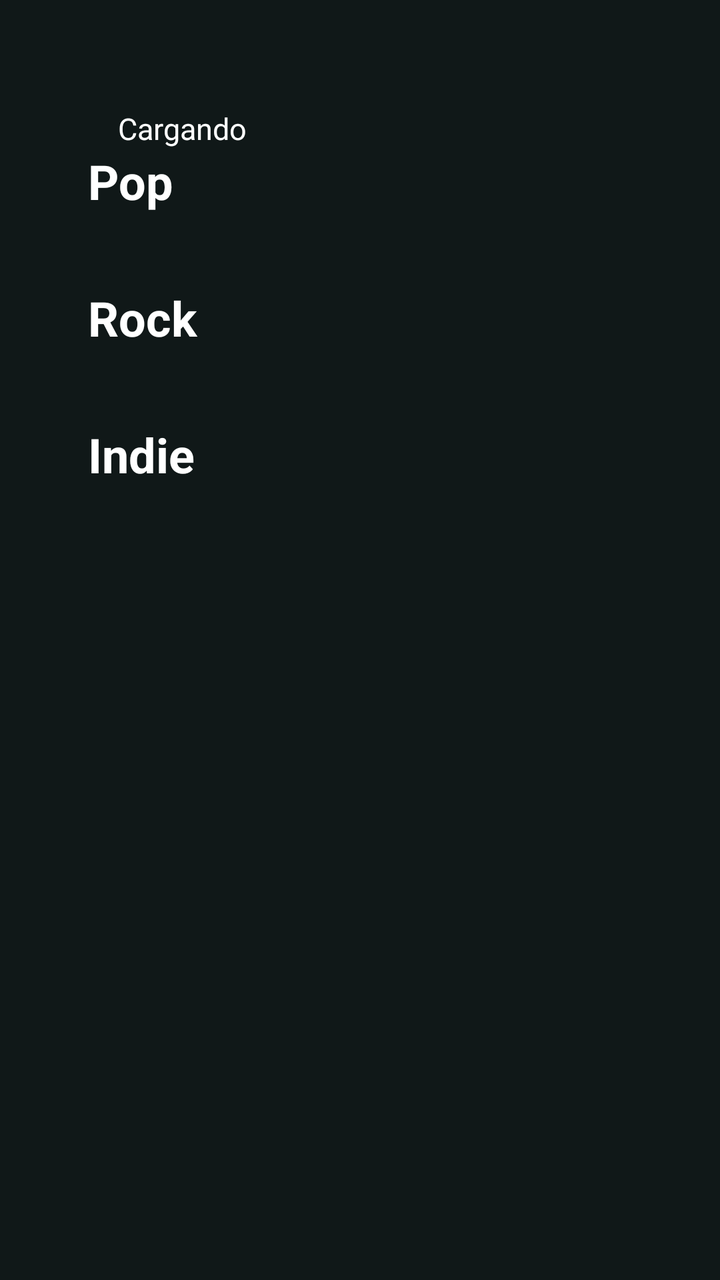
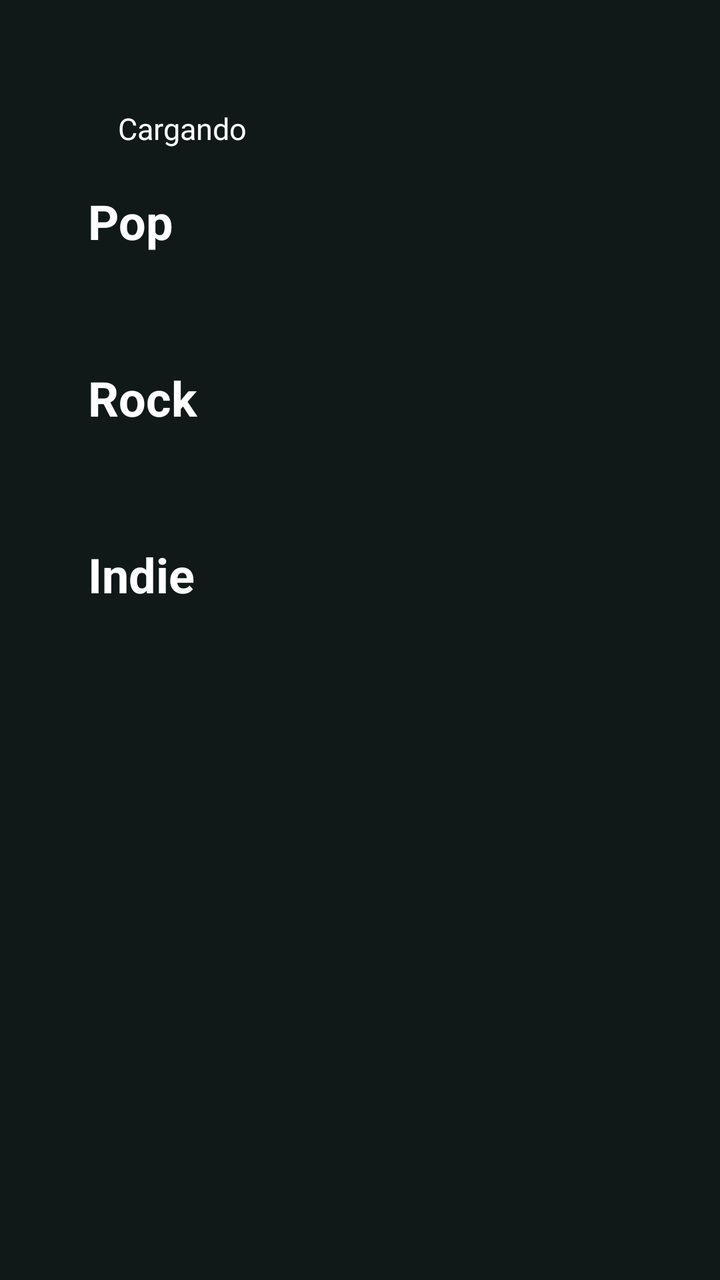

An Android layout rendered at two revisions. The XML below is the earlier revision; the diff shows what the commit changed to produce the second picture.
<!-- AndroidManifest.xml: application theme Theme.Music_app -->
<!-- res/layout/activity_home.xml -->
<?xml version="1.0" encoding="utf-8"?>
<androidx.constraintlayout.widget.ConstraintLayout xmlns:android="http://schemas.android.com/apk/res/android"
    xmlns:app="http://schemas.android.com/apk/res-auto"
    xmlns:tools="http://schemas.android.com/tools"
    android:id="@+id/main"
    android:layout_width="match_parent"
    android:layout_height="match_parent"
    android:background="#101818"
    android:padding="24dp"
    tools:context=".HomeActivity">

    <ScrollView
        android:layout_width="match_parent"
        android:layout_height="match_parent"
        android:background="#101818"
        android:padding="20dp">

        <LinearLayout
            android:layout_width="match_parent"
            android:layout_height="wrap_content"
            android:orientation="vertical">

            <TextView
                android:id="@+id/tvEstado"
                android:layout_width="wrap_content"
                android:layout_height="wrap_content"
                android:layout_marginHorizontal="15dp"
                android:layout_marginTop="10dp"
                android:text="Cargando"
                android:textColor="@color/white"
                android:textSize="15sp" />

            <TextView
                android:id="@+id/tvGeneroPop"
                android:layout_width="match_parent"
                android:layout_height="wrap_content"
                android:text="Pop"
                android:textColor="@color/white"
                android:textSize="24sp"
                android:textStyle="bold" />

            <HorizontalScrollView
                android:layout_width="match_parent"
                android:layout_height="wrap_content"
                android:layout_marginTop="12dp"
                android:layout_marginBottom="24dp"
                android:clipToPadding="false"
                android:scrollbars="none">

                <LinearLayout
                    android:id="@+id/contenedorPop"
                    android:layout_width="wrap_content"
                    android:layout_height="wrap_content"
                    android:orientation="horizontal" />
            </HorizontalScrollView>

            <TextView
                android:id="@+id/tvGeneroRock"
                android:layout_width="match_parent"
                android:layout_height="wrap_content"
                android:text="Rock"
                android:textColor="@color/white"
                android:textSize="24sp"
                android:textStyle="bold" />

            <HorizontalScrollView
                android:layout_width="match_parent"
                android:layout_height="wrap_content"
                android:layout_marginTop="12dp"
                android:layout_marginBottom="24dp"
                android:clipToPadding="false"
                android:scrollbars="none">

                <LinearLayout
                    android:id="@+id/contenedorRock"
                    android:layout_width="wrap_content"
                    android:layout_height="wrap_content"
                    android:orientation="horizontal" />
            </HorizontalScrollView>

            <TextView
                android:id="@+id/tvGeneroIndie"
                android:layout_width="match_parent"
                android:layout_height="wrap_content"
                android:text="Indie"
                android:textColor="@color/white"
                android:textSize="24sp"
                android:textStyle="bold" />

            <HorizontalScrollView
                android:layout_width="match_parent"
                android:layout_height="wrap_content"
                android:layout_marginTop="12dp"
                android:layout_marginBottom="20dp"
                android:clipToPadding="false"
                android:scrollbars="none">

                <LinearLayout
                    android:id="@+id/contenedorIndie"
                    android:layout_width="wrap_content"
                    android:layout_height="wrap_content"
                    android:orientation="horizontal" />
            </HorizontalScrollView>

        </LinearLayout>

    </ScrollView>

</androidx.constraintlayout.widget.ConstraintLayout>
<!-- resources referenced by this layout -->
<resources>
  <color name="white">#FFFFFFFF</color>
  <style name="Theme.Music_app" parent="Base.Theme.Music_app" />
  <style name="Base.Theme.Music_app" parent="Theme.Material3.DayNight.NoActionBar">
          
          
      </style>
</resources>

<!-- the commit's change to res/layout/activity_home.xml (unified diff, before → after) -->
@@ -31,6 +31,7 @@
                 android:textSize="15sp" />
 
             <TextView
+                android:layout_marginTop="20dp"
                 android:id="@+id/tvGeneroPop"
                 android:layout_width="match_parent"
                 android:layout_height="wrap_content"
@@ -55,6 +56,7 @@
             </HorizontalScrollView>
 
             <TextView
+                android:layout_marginTop="20dp"
                 android:id="@+id/tvGeneroRock"
                 android:layout_width="match_parent"
                 android:layout_height="wrap_content"
@@ -79,6 +81,7 @@
             </HorizontalScrollView>
 
             <TextView
+                android:layout_marginTop="20dp"
                 android:id="@+id/tvGeneroIndie"
                 android:layout_width="match_parent"
                 android:layout_height="wrap_content"
